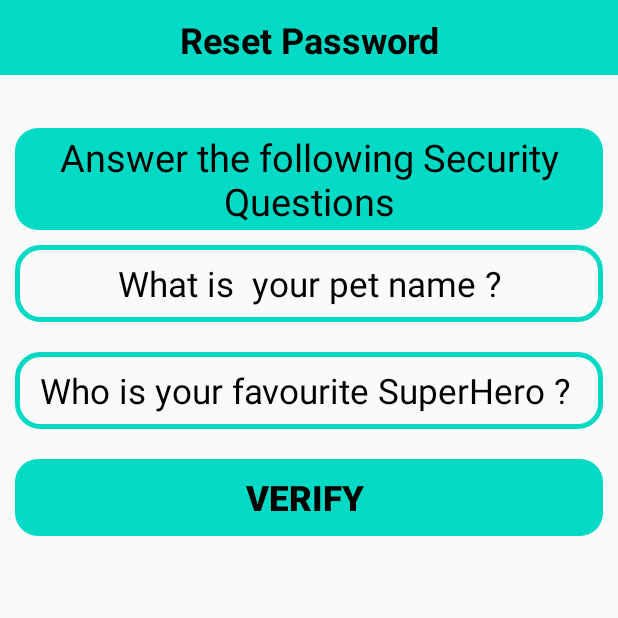
After one commit to 1211vishalkumar/eWalls, an Android app: the ResetPasswordActivity screen opened directly, with no data from a screen before it, on a phone screen of 412 x 824 dp, the top half of it. The commit adds this screen. Run offline under Robolectric (Android 15) with nearby library versions, the phone set to English and light mode, and no system bars; our stand-ins replace Firebase (no records; nobody signed in at launch, a user with empty details on screens opened directly); 2 statements that could not run were skipped.

Commit message:
Security Question added for the user to Reset password

```diff
--- a/Application/app/src/main/java/com/example/myapplication/AdminAddingNewProductActivity.java
+++ b/Application/app/src/main/java/com/example/myapplication/Admin/AdminAddingNewProductActivity.java
@@ -1,4 +1,4 @@
-package com.example.myapplication;
+package com.example.myapplication.Admin;
 
 import androidx.annotation.NonNull;
 import androidx.annotation.Nullable;
@@ -15,6 +15,7 @@ import android.widget.EditText;
 import android.widget.ImageView;
 import android.widget.Toast;
 
+import com.example.myapplication.R;
 import com.google.android.gms.tasks.Continuation;
 import com.google.android.gms.tasks.OnCompleteListener;
 import com.google.android.gms.tasks.OnFailureListener;
@@ -229,7 +230,7 @@ public class AdminAddingNewProductActivity extends AppCompatActivity {
                             // once the product is added successfully we can send the admin to  AdminCatlogActivity
                             // where admin can add more products if admin wants
 
-                            Intent intent = new Intent(AdminAddingNewProductActivity.this,AdminCatlogActivity.class);
+                            Intent intent = new Intent(AdminAddingNewProductActivity.this, AdminCatlogActivity.class);
                             startActivity(intent);
 
                             loadingBar.dismiss();
--- a/Application/app/src/main/java/com/example/myapplication/AdminNewOrdersActivity.java
+++ b/Application/app/src/main/java/com/example/myapplication/Admin/AdminNewOrdersActivity.java
@@ -1,4 +1,4 @@
-package com.example.myapplication;
+package com.example.myapplication.Admin;
 
 import androidx.annotation.NonNull;
 import androidx.appcompat.app.AlertDialog;
@@ -16,6 +16,7 @@ import android.widget.Button;
 import android.widget.TextView;
 
 import com.example.myapplication.Model.AdminOrders;
+import com.example.myapplication.R;
 import com.firebase.ui.database.FirebaseRecyclerAdapter;
 import com.firebase.ui.database.FirebaseRecyclerOptions;
 import com.google.firebase.database.DatabaseReference;
@@ -69,7 +70,7 @@ public class AdminNewOrdersActivity extends AppCompatActivity {
                         String uID = getRef(position).getKey();
 
                         // now we send the intent to AdminUserProductsActivity
-                        Intent intent = new Intent(AdminNewOrdersActivity.this,AdminUserProductsActivity.class);
+                        Intent intent = new Intent(AdminNewOrdersActivity.this, AdminUserProductsActivity.class);
                         intent.putExtra("uid",uID);
                         startActivity(intent);
                     }
--- a/Application/app/src/main/java/com/example/myapplication/AdminUserProductsActivity.java
+++ b/Application/app/src/main/java/com/example/myapplication/Admin/AdminUserProductsActivity.java
@@ -1,4 +1,4 @@
-package com.example.myapplication;
+package com.example.myapplication.Admin;
 
 import androidx.annotation.NonNull;
 import androidx.appcompat.app.AppCompatActivity;
@@ -11,6 +11,7 @@ import android.view.View;
 import android.view.ViewGroup;
 
 import com.example.myapplication.Model.Cart;
+import com.example.myapplication.R;
 import com.example.myapplication.ViewHolder.CartViewHolder;
 import com.firebase.ui.database.FirebaseRecyclerAdapter;
 import com.firebase.ui.database.FirebaseRecyclerOptions;
--- a/Application/app/src/main/java/com/example/myapplication/HomeActivity.java
+++ b/Application/app/src/main/java/com/example/myapplication/HomeActivity.java
@@ -9,11 +9,11 @@ import android.view.Menu;
 import android.view.ViewGroup;
 import android.widget.TextView;
 
+import com.example.myapplication.Admin.AdminMaintainProductsActivity;
 import com.example.myapplication.ViewHolder.ProductViewHolder;
 import com.firebase.ui.database.FirebaseRecyclerAdapter;
 import com.firebase.ui.database.FirebaseRecyclerOptions;
 import com.google.android.material.floatingactionbutton.FloatingActionButton;
-import com.google.android.material.snackbar.Snackbar;
 import com.google.android.material.navigation.NavigationView;
 import com.google.firebase.database.DatabaseReference;
 import com.google.firebase.database.FirebaseDatabase;
@@ -26,7 +26,6 @@ import androidx.drawerlayout.widget.DrawerLayout;
 import androidx.appcompat.app.AppCompatActivity;
 import androidx.appcompat.widget.Toolbar;
 import androidx.recyclerview.widget.GridLayoutManager;
-import androidx.recyclerview.widget.LinearLayoutManager;
 import androidx.recyclerview.widget.RecyclerView;
 
 import com.example.myapplication.Model.Products;
@@ -153,7 +152,7 @@ public class HomeActivity extends AppCompatActivity implements NavigationView.On
                                 // allowing the admin to go to Product Detail Activity
                                 if(type.equals("Admin")){
                                     // for the Admin
-                                    Intent intent = new Intent(HomeActivity.this,AdminMaintainProductsActivity.class);
+                                    Intent intent = new Intent(HomeActivity.this, AdminMaintainProductsActivity.class);
                                     intent.putExtra("pid",model.getPid());
                                     startActivity(intent);
 
--- /dev/null
+++ b/Application/app/src/main/java/com/example/myapplication/ResetPasswordActivity.java
@@ -0,0 +1,153 @@
+package com.example.myapplication;
+
+import androidx.annotation.NonNull;
+import androidx.appcompat.app.AppCompatActivity;
+
+import android.content.Intent;
+import android.os.Bundle;
+import android.view.View;
+import android.widget.Button;
+import android.widget.EditText;
+import android.widget.TextView;
+import android.widget.Toast;
+
+import com.example.myapplication.Prevalent.Prevalent;
+import com.google.android.gms.tasks.OnCompleteListener;
+import com.google.android.gms.tasks.Task;
+import com.google.firebase.database.DataSnapshot;
+import com.google.firebase.database.DatabaseError;
+import com.google.firebase.database.DatabaseReference;
+import com.google.firebase.database.FirebaseDatabase;
+import com.google.firebase.database.ValueEventListener;
+
+import java.util.HashMap;
+
+public class ResetPasswordActivity extends AppCompatActivity {
+
+    private String check =""; // in order to receive he intent
+    private TextView tvPageTitleResetPassword,tvTitleQuestionsResetPassword;
+    private EditText edPhoneNoResetActivity,edQuestionResetPassword1,edQuestionResetPassword2;
+    private Button btnVerifyResetPassword;
+
+    @Override
+    protected void onCreate(Bundle savedInstanceState) {
+        super.onCreate(savedInstanceState);
+        setContentView(R.layout.activity_reset_password);
+
+        check = getIntent().getStringExtra("check");
+
+        tvPageTitleResetPassword = findViewById(R.id.tvPageTitleResetPassword);
+        tvTitleQuestionsResetPassword = findViewById(R.id.tvTitleQuestionsResetPassword);
+
+        edPhoneNoResetActivity = findViewById(R.id.edPhoneNoResetActivity);
+        edQuestionResetPassword1 = findViewById(R.id.edQuestionResetPassword1);
+        edQuestionResetPassword2 = findViewById(R.id.edQuestionResetPassword2);
+
+        btnVerifyResetPassword = findViewById(R.id.btnVerifyResetPassword);
+
+
+
+    }
+
+    @Override
+    protected void onStart() {
+        super.onStart();
+
+        edPhoneNoResetActivity.setVisibility(View.GONE);
+
+        // here we gonna differntiate whether the user has come here from the SignIn Activity or the Setting Activity
+        if(check.equals("settings")){
+
+            //then we goona change the fields accordingly
+            tvPageTitleResetPassword.setText("Set Security Questions");
+            tvTitleQuestionsResetPassword.setText("Please Answer the following Security Questions");
+            btnVerifyResetPassword.setText("Save ");
+
+            displayPreviousAnswers();
+
+            btnVerifyResetPassword.setOnClickListener(new View.OnClickListener() {
+                @Override
+                public void onClick(View v) {
+
+                    setAnswers();
+
+                }
+            });
+
+
+        }else if(check.equals("signIn")){
+            // if the user forget the password
+
+            edPhoneNoResetActivity.setVisibility(View.VISIBLE);
+
+        }
+    }
+
+    private void setAnswers(){
+        // here the user will anwer question1 and q 2
+        String answer1 = edQuestionResetPassword1.getText().toString().toLowerCase();
+        String answer2 = edQuestionResetPassword2.getText().toString().toLowerCase();
+
+        if(edQuestionResetPassword1.equals("")){
+
+            Toast.makeText(ResetPasswordActivity.this, "Please answer this Q .", Toast.LENGTH_SHORT).show();
+
+        }else if(edQuestionResetPassword2.equals("")){
+
+            Toast.makeText(ResetPasswordActivity.this, "Please answer this Q .", Toast.LENGTH_SHORT).show();
+
+        }else{
+            // here we gonna do our task
+            //here we need to create a database reference
+            DatabaseReference ref = FirebaseDatabase.getInstance().getReference()
+                    .child("Users")
+                    .child(Prevalent.currentOnlineUser.getPhoneNo());
+
+            HashMap<String,Object> userDataMap = new HashMap<>();
+            userDataMap.put("answer1",answer1);
+            userDataMap.put("answer2",answer2);
+
+            ref.child("Security Questions").updateChildren(userDataMap)
+                    .addOnCompleteListener(new OnCompleteListener<Void>() {
+                        @Override
+                        public void onComplete(@NonNull Task<Void> task) {
+                            if(task.isSuccessful()){
+                                // now we goona tell the user that security questions set successfully
+                                Toast.makeText(ResetPasswordActivity.this, "Security questions saved successfully", Toast.LENGTH_SHORT).show();
+
+                                Intent intent = new Intent(ResetPasswordActivity.this,HomeActivity.class);
+                                startActivity(intent);
+                            }
+                        }
+                    });
+        }
+    }
+
+    // in this method we retrive the previous Answers answered bythe user
+    private void displayPreviousAnswers(){
+
+        DatabaseReference ref = FirebaseDatabase.getInstance().getReference()
+                .child("Users")
+                .child(Prevalent.currentOnlineUser.getPhoneNo());
+
+        ref.child("Security Questions").addValueEventListener(new ValueEventListener() {
+            @Override
+            public void onDataChange(@NonNull DataSnapshot dataSnapshot) {
+
+                if(dataSnapshot.exists()){
+                    String ans1 = dataSnapshot.child("answer1").getValue().toString();
+                    String ans2 = dataSnapshot.child("answer2").getValue().toString();
+
+                    edQuestionResetPassword1.setText(ans1);
+                    edQuestionResetPassword2.setText(ans2);
+                }
+            }
+
+            @Override
+            public void onCancelled(@NonNull DatabaseError databaseError) {
+
+            }
+        });
+
+    }
+}
--- a/Application/app/src/main/res/layout/activity_admin_adding_new_product.xml
+++ b/Application/app/src/main/res/layout/activity_admin_adding_new_product.xml
@@ -5,7 +5,7 @@
     android:layout_width="match_parent"
     android:layout_height="match_parent"
     android:background="#EFEF2F"
-    tools:context=".AdminAddingNewProductActivity">
+    tools:context=".Admin.AdminAddingNewProductActivity">
 
     <ImageView
         android:layout_marginTop="10dp"
--- a/Application/app/src/main/res/layout/activity_admin_catlog.xml
+++ b/Application/app/src/main/res/layout/activity_admin_catlog.xml
@@ -5,7 +5,7 @@
     android:layout_width="match_parent"
     android:layout_height="match_parent"
     android:background="#EFEF2F"
-    tools:context=".AdminCatlogActivity">
+    tools:context=".Admin.AdminCatlogActivity">
 
     <TextView
         android:background="@drawable/input_design"
--- a/Application/app/src/main/res/layout/activity_admin_maintain_products.xml
+++ b/Application/app/src/main/res/layout/activity_admin_maintain_products.xml
@@ -9,7 +9,7 @@
     android:layout_marginEnd="15dp"
     app:cardElevation="16dp"
     app:cardCornerRadius="8dp"
-    tools:context=".AdminMaintainProductsActivity">
+    tools:context=".Admin.AdminMaintainProductsActivity">
 
     <RelativeLayout
         android:layout_margin="5dp"
--- a/Application/app/src/main/res/layout/activity_admin_new_orders.xml
+++ b/Application/app/src/main/res/layout/activity_admin_new_orders.xml
@@ -4,7 +4,7 @@
     xmlns:tools="http://schemas.android.com/tools"
     android:layout_width="match_parent"
     android:layout_height="match_parent"
-    tools:context=".AdminNewOrdersActivity">
+    tools:context=".Admin.AdminNewOrdersActivity">
 
     <RelativeLayout
         android:id="@+id/rlAdminNewOrders"
--- a/Application/app/src/main/res/layout/activity_admin_user_products.xml
+++ b/Application/app/src/main/res/layout/activity_admin_user_products.xml
@@ -4,7 +4,7 @@
     xmlns:tools="http://schemas.android.com/tools"
     android:layout_width="match_parent"
     android:layout_height="match_parent"
-    tools:context=".AdminUserProductsActivity">
+    tools:context=".Admin.AdminUserProductsActivity">
 
     <RelativeLayout
         android:id="@+id/rlAdminUserProducts"
--- /dev/null
+++ b/Application/app/src/main/res/layout/activity_reset_password.xml
@@ -0,0 +1,100 @@
+<?xml version="1.0" encoding="utf-8"?>
+<RelativeLayout xmlns:android="http://schemas.android.com/apk/res/android"
+    xmlns:app="http://schemas.android.com/apk/res-auto"
+    xmlns:tools="http://schemas.android.com/tools"
+    android:layout_width="match_parent"
+    android:layout_height="match_parent"
+    tools:context=".ResetPasswordActivity">
+
+    <RelativeLayout
+        android:id="@+id/rlResetPassword"
+        android:layout_alignParentTop="true"
+        android:background="@color/colorAccent"
+        android:layout_width="match_parent"
+        android:layout_height="50dp">
+
+        <TextView
+            android:id="@+id/tvPageTitleResetPassword"
+            android:textStyle="bold"
+            android:layout_marginTop="10dp"
+            android:textAlignment="center"
+            android:textSize="24sp"
+            android:textColor="@android:color/black"
+            android:text="Reset Password"
+            android:layout_width="match_parent"
+            android:layout_height="match_parent"/>
+
+    </RelativeLayout>
+
+    <EditText
+        android:layout_below="@+id/rlResetPassword"
+        android:textAlignment="center"
+        android:padding="10dp"
+        android:layout_margin="10dp"
+        android:textSize="23sp"
+        android:textColorHint="@android:color/black"
+        android:textColor="@android:color/black"
+        android:id="@+id/edPhoneNoResetActivity"
+        android:background="@drawable/input_design"
+        android:hint="Enter Your Registered Phone No"
+        android:layout_width="match_parent"
+        android:layout_height="wrap_content"/>
+
+    <TextView
+        android:layout_marginTop="35dp"
+        android:id="@+id/tvTitleQuestionsResetPassword"
+        android:layout_below="@+id/edPhoneNoResetActivity"
+        android:padding="2dp"
+        android:layout_marginLeft="10dp"
+        android:layout_marginRight="10dp"
+        android:textSize="25dp"
+        android:background="@drawable/buttons"
+        android:textColor="@android:color/black"
+        android:gravity="center"
+        android:text="Answer the following Security Questions"
+        android:layout_width="match_parent"
+        android:layout_height="wrap_content"/>
+
+    <EditText
+        android:layout_below="@+id/tvTitleQuestionsResetPassword"
+        android:textAlignment="center"
+        android:padding="10dp"
+        android:layout_margin="10dp"
+        android:textSize="23sp"
+        android:textColorHint="@android:color/black"
+        android:textColor="@android:color/black"
+        android:id="@+id/edQuestionResetPassword1"
+        android:background="@drawable/input_design"
+        android:hint="What is  your pet name ?"
+        android:layout_width="match_parent"
+        android:layout_height="wrap_content"/>
+    <EditText
+        android:layout_below="@+id/edQuestionResetPassword1"
+        android:textAlignment="center"
+        android:padding="10dp"
+        android:layout_margin="10dp"
+        android:textSize="23sp"
+        android:textColorHint="@android:color/black"
+        android:textColor="@android:color/black"
+        android:id="@+id/edQuestionResetPassword2"
+        android:background="@drawable/input_design"
+        android:hint="Who is your favourite SuperHero ? "
+        android:layout_width="match_parent"
+        android:layout_height="wrap_content"/>
+
+    <Button
+        android:textStyle="bold"
+        android:layout_below="@+id/edQuestionResetPassword2"
+        android:textAlignment="center"
+        android:padding="10dp"
+        android:layout_margin="10dp"
+        android:textSize="23sp"
+        android:textColorHint="@android:color/black"
+        android:textColor="@android:color/black"
+        android:id="@+id/btnVerifyResetPassword"
+        android:background="@drawable/buttons"
+        android:text="Verify "
+        android:layout_width="match_parent"
+        android:layout_height="wrap_content"/>
+
+</RelativeLayout>
--- a/Application/app/src/main/res/layout/activity_sign_in.xml
+++ b/Application/app/src/main/res/layout/activity_sign_in.xml
@@ -70,6 +70,7 @@
             android:textSize="20sp"
             android:textStyle="bold" />
         <TextView
+            android:layout_marginLeft="2dp"
             android:padding="2dp"
             android:text="Forget Password ?"
             android:textColor="@color/colorAccent"
```
Also changed, not shown: Application/app/src/main/AndroidManifest.xml (+6 -5 lines), Application/app/src/main/java/com/example/myapplication/Admin/AdminCatlogActivity.java (renamed from Application/app/src/main/java/com/example/myapplication/AdminCatlogActivity.java, +9 -5 lines), Application/app/src/main/java/com/example/myapplication/Admin/AdminMaintainProductsActivity.java (renamed from Application/app/src/main/java/com/example/myapplication/AdminMaintainProductsActivity.java, +3 -4 lines), Application/app/src/main/java/com/example/myapplication/SettingActivity.java (+11 -0 lines), Application/app/src/main/java/com/example/myapplication/SignInActivity.java (+15 -3 lines), Application/app/src/main/res/layout/activity_setting.xml (+13 -0 lines).
